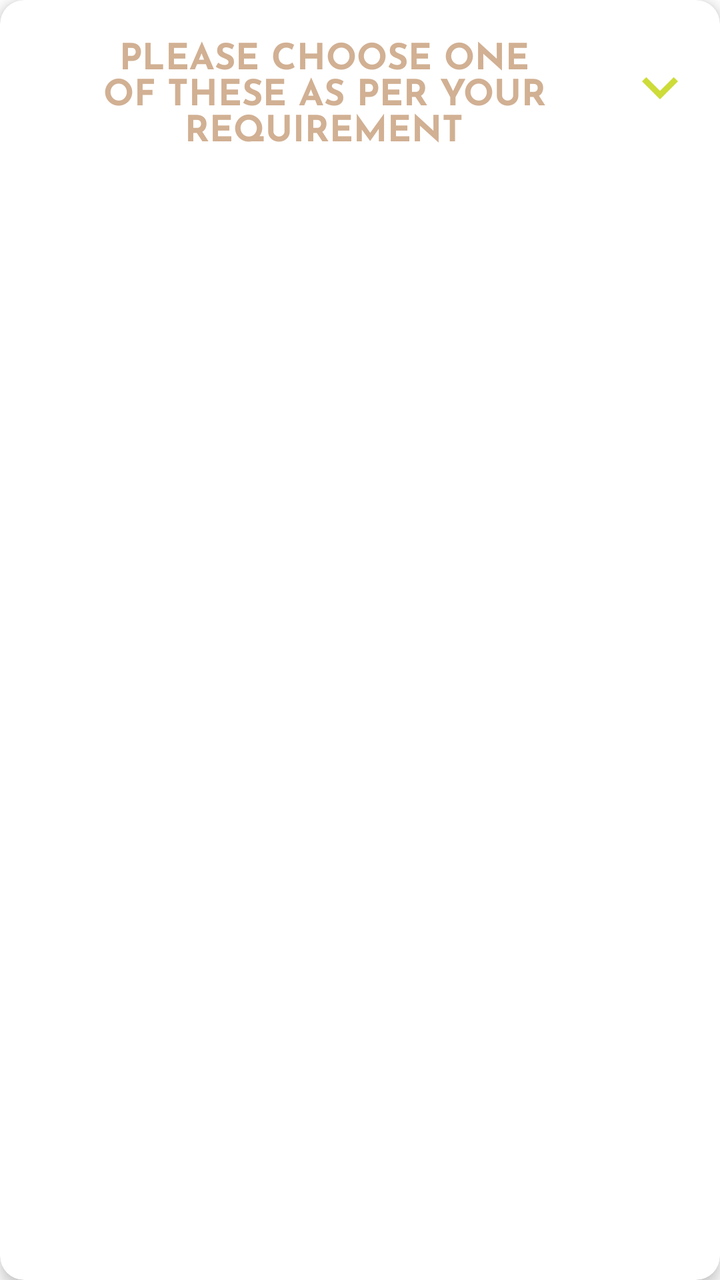
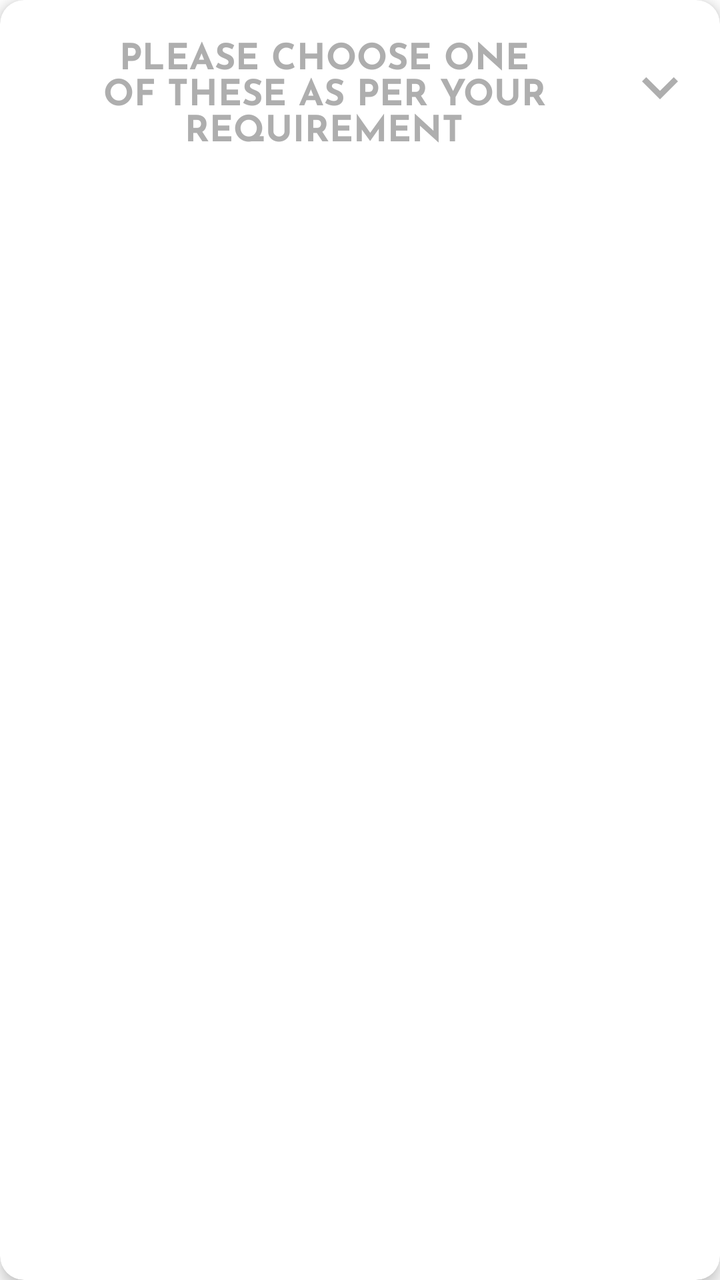

Screens rendered from an Android XML layout before and after an edit, with the pre-edit source and the edit as a unified diff.
<!-- AndroidManifest.xml: application theme Theme.PhysicsMate -->
<!-- res/layout/notes_item_topic.xml -->
<?xml version="1.0" encoding="utf-8"?>
<androidx.cardview.widget.CardView
        xmlns:android="http://schemas.android.com/apk/res/android"
        xmlns:card_view="http://schemas.android.com/apk/res-auto"
        android:layout_width="match_parent"
        android:layout_height="wrap_content"
        android:layout_marginBottom="12dp"
        android:layout_marginEnd="12dp"
        android:layout_marginStart="12dp"
        android:layout_marginTop="12dp"
        card_view:cardCornerRadius="12dp"
        card_view:cardElevation="4dp">

    <LinearLayout
            android:orientation="horizontal"
            android:padding="12dp"
            android:layout_width="match_parent"
            android:layout_height="wrap_content"
            android:background="?attr/selectableItemBackground">

        <TextView
                android:id="@+id/topic_name"
                style="@style/custom_textView"
                android:padding="0dp"
                android:layout_margin="0dp"
                android:layout_weight="1"/>

        <ImageView
                android:id="@+id/topic_arrow"
                android:layout_width="36dp"
                android:layout_height="36dp"
                android:layout_gravity="center"
                android:src="@drawable/baseline_keyboard_arrow_down_24"/>


    </LinearLayout>

</androidx.cardview.widget.CardView>
<!-- resources referenced by this layout -->
<resources>
  <!-- drawable baseline_keyboard_arrow_down_24 (drawable) -->
  <vector xmlns:android="http://schemas.android.com/apk/res/android" android:height="24dp" android:tint="#CDDC39" android:viewportHeight="24" android:viewportWidth="24" android:width="24dp">
        
      <path android:fillColor="@android:color/white" android:pathData="M7.41,8.59L12,13.17l4.59,-4.58L18,10l-6,6 -6,-6 1.41,-1.41z"/>
      
  </vector>
  <style name="custom_textView" parent="Widget.AppCompat.TextView">
          <item name="android:layout_width">match_parent</item>
          <item name="android:layout_height">wrap_content</item>
          <item name="android:layout_marginStart">15dp</item>
          <item name="android:layout_marginEnd">15dp</item>
          <item name="android:layout_marginTop">25dp</item>
          <item name="android:layout_marginBottom">10dp</item>
          <item name="android:fontFamily">@font/sans_bold</item>
          <item name="android:gravity">center_horizontal|center_vertical</item>
          <item name="android:text">Please choose one of these as per your requirement</item>
          <item name="android:textAllCaps">true</item>
          <item name="android:textColor">@color/text_question</item>
          <item name="android:textSize">18sp</item>
      </style>
  <color name="text_question">#D1B093</color>
  <color name="purple_500">#FF6200EE</color>
  <color name="purple_700">#FF3700B3</color>
  <color name="white">#FFFFFFFF</color>
  <color name="teal_200">#FF03DAC5</color>
  <color name="teal_700">#FF018786</color>
  <color name="black">#FF000000</color>
  <style name="CustomActivityAnimation" parent="@android:style/Animation.Activity">
          <item name="android:activityOpenEnterAnimation">@anim/slide_in_right</item>
          <item name="android:activityOpenExitAnimation">@anim/slide_out_left</item>
          <item name="android:activityCloseEnterAnimation">@anim/slide_in_left</item>
          <item name="android:activityCloseExitAnimation">@anim/slide_out_right</item>
      </style>
  <!-- drawable btn_enabled (drawable) -->
  <?xml version="1.0" encoding="utf-8"?>
  <selector xmlns:android="http://schemas.android.com/apk/res/android">
      <item android:state_pressed="true">
          <shape android:shape="rectangle">
              <solid android:color="@color/app_bg" />
              <stroke android:width="2.5dp" android:color="@color/yellow_num_answer" />
              <corners android:radius="25dp" />
          </shape>
      </item>
  
      <item android:state_enabled="true">
          <shape android:shape="rectangle">
              <solid android:color="@color/yellow_num_answer" />
              <corners android:radius="25dp" />
          </shape>
      </item>
  
  
      <item android:state_enabled="false">
          <shape android:shape="rectangle">
              <solid android:color="@color/grey_disable" />
              <corners android:radius="25dp" />
          </shape>
      </item>
  
  </selector>
  <!-- drawable dynamic_text (drawable) -->
  <?xml version="1.0" encoding="utf-8"?>
  <selector xmlns:android="http://schemas.android.com/apk/res/android">
  
      <item android:state_pressed="true" android:color="@color/yellow_num_answer" android:fontFamily="@font/sans_bold"/>
      <item android:state_pressed="false" android:color="@color/app_bg" android:fontFamily="@font/sans_bold"/>
      <item android:state_enabled="false" android:color="@color/grey_disable" android:fontFamily="@font/sans_bold"/>
      <item android:fontFamily="@font/sans_bold" />
  </selector>
  <color name="text_hint">#A3A3A3</color>
  <color name="app_bg">#282b2d</color>
  <color name="yellow_num_answer">#CDDC39</color>
  <color name="grey_disable">#AEAEAE</color>
</resources>

<!-- the commit's change to res/layout/notes_item_topic.xml (unified diff, before → after) -->
@@ -21,6 +21,7 @@
         <TextView
                 android:id="@+id/topic_name"
                 style="@style/custom_textView"
+                android:textColor="@color/grey_disable"
                 android:padding="0dp"
                 android:layout_margin="0dp"
                 android:layout_weight="1"/>
<!-- resource entries referenced after the edit -->
@@ -1,7 +1,8 @@
 <!-- resources referenced by this layout -->
 <resources>
+  <color name="grey_disable">#AEAEAE</color>
   <!-- drawable baseline_keyboard_arrow_down_24 (drawable) -->
-  <vector xmlns:android="http://schemas.android.com/apk/res/android" android:height="24dp" android:tint="#CDDC39" android:viewportHeight="24" android:viewportWidth="24" android:width="24dp">
+  <vector xmlns:android="http://schemas.android.com/apk/res/android" android:height="24dp" android:tint="#AEAEAE" android:viewportHeight="24" android:viewportWidth="24" android:width="24dp">
         
       <path android:fillColor="@android:color/white" android:pathData="M7.41,8.59L12,13.17l4.59,-4.58L18,10l-6,6 -6,-6 1.41,-1.41z"/>
       
@@ -72,6 +73,5 @@
   <color name="text_hint">#A3A3A3</color>
   <color name="app_bg">#282b2d</color>
   <color name="yellow_num_answer">#CDDC39</color>
-  <color name="grey_disable">#AEAEAE</color>
 </resources>
 
